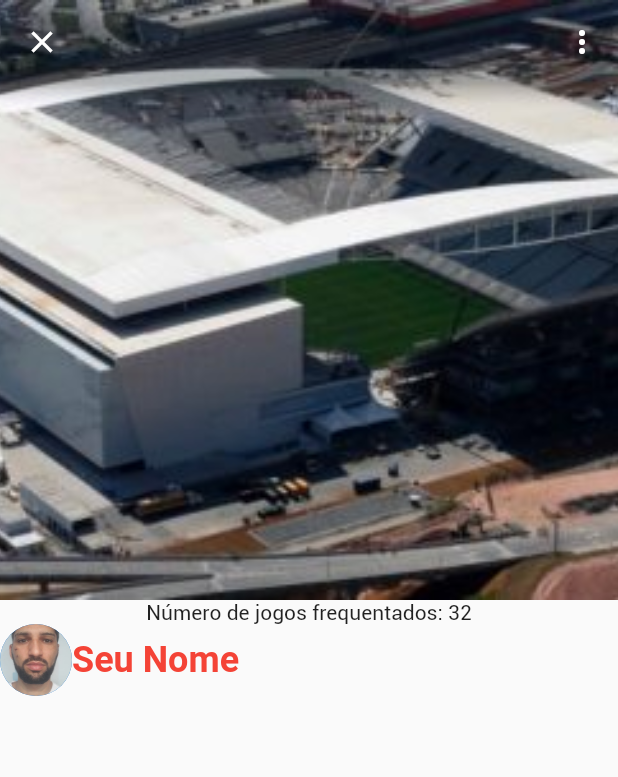
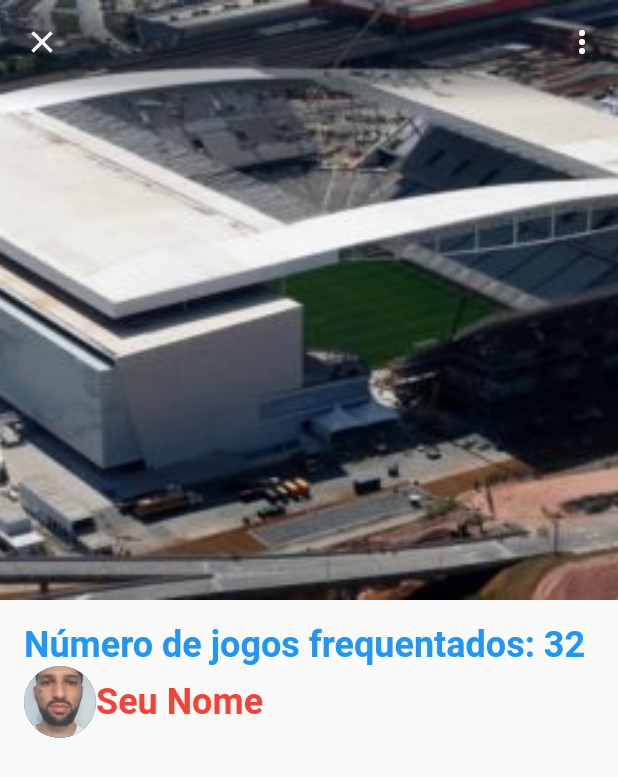
Before and after one commit to tiago-silva-batista/csbs_im_football, a Flutter app: the screen it shows after launch, on a phone screen of 412 x 824 dp. Shown: the top 777 px of the screen. Run offline on Flutter 3.47's test engine with Material 2 defaults, Android fonts, the light colour scheme and no system bars.

Commit message:
adicionado estilo de texto 2

```diff
--- a/lib/main.dart
+++ b/lib/main.dart
@@ -17,8 +17,9 @@ class MyApp extends StatelessWidget {
   @override
   Widget build(BuildContext context) {
     return MaterialApp(
-        debugShowCheckedModeBanner: false,
-        home: PerfilPages(),
-        theme: UiTheme.theme1);
+      debugShowCheckedModeBanner: false,
+      theme: UiTheme.theme1,
+      home: const PerfilPages(),
+    );
   }
 }
--- a/lib/pages/perfil_pages.dart
+++ b/lib/pages/perfil_pages.dart
@@ -29,9 +29,15 @@ class _PerfilPagesState extends State<PerfilPages> {
                   child: Image.asset("assets/images/stadium.jpg"),
                 ),
               ),
-              Column(
+              Padding(
+                padding: const EdgeInsets.all(16),
+                child: Column(
+                  crossAxisAlignment: CrossAxisAlignment.start,
                   children: [
-                  const Text("Número de jogos frequentados: 32"),
+                    const Text(
+                      "Número de jogos frequentados: 32",
+                      style: UiTextStyle.text2,
+                    ),
                     Row(
                       children: const [
                         CircleAvatar(
@@ -46,6 +52,7 @@ class _PerfilPagesState extends State<PerfilPages> {
                       ],
                     ),
                   ],
+                ),
               )
             ],
           ),
--- a/lib/theme/ui_text.dart
+++ b/lib/theme/ui_text.dart
@@ -1,4 +1,3 @@
-import 'package:flutter/cupertino.dart';
 import 'package:flutter/material.dart';
 
 class UiTextStyle {
@@ -7,4 +6,10 @@ class UiTextStyle {
     fontWeight: FontWeight.bold,
     color: Colors.red,
   );
+
+  static const TextStyle text2 = TextStyle(
+    fontSize: 24,
+    fontWeight: FontWeight.bold,
+    color: Colors.blue,
+  );
 }
```
Lines whose indentation alone changed are shown as unchanged.
